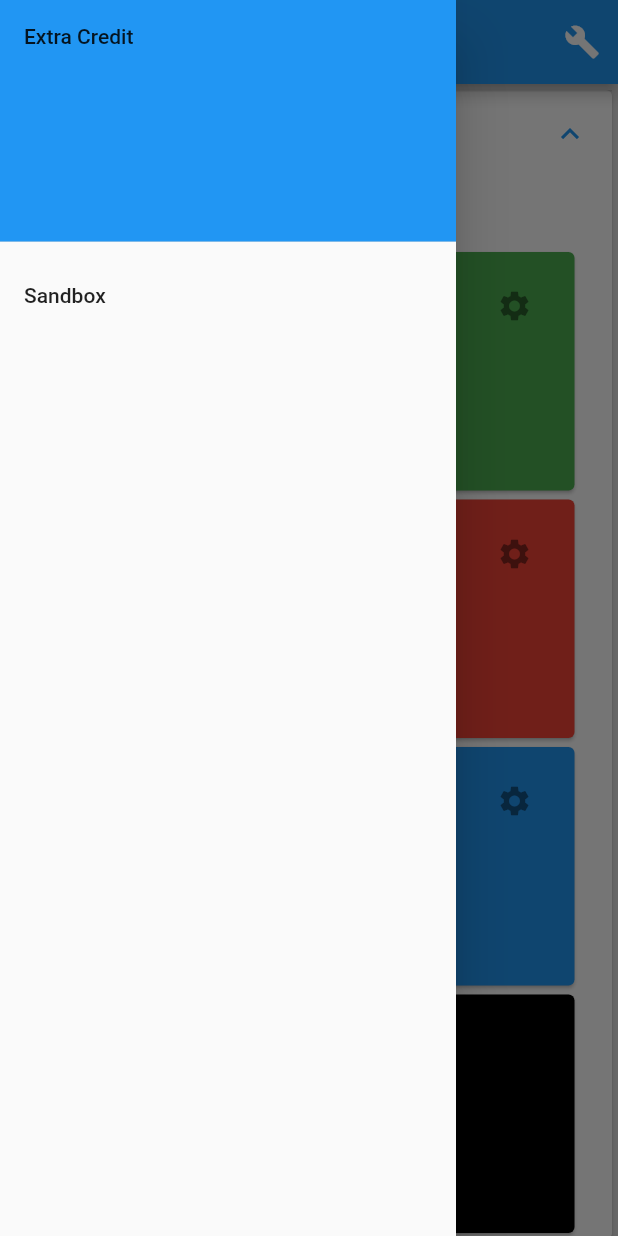
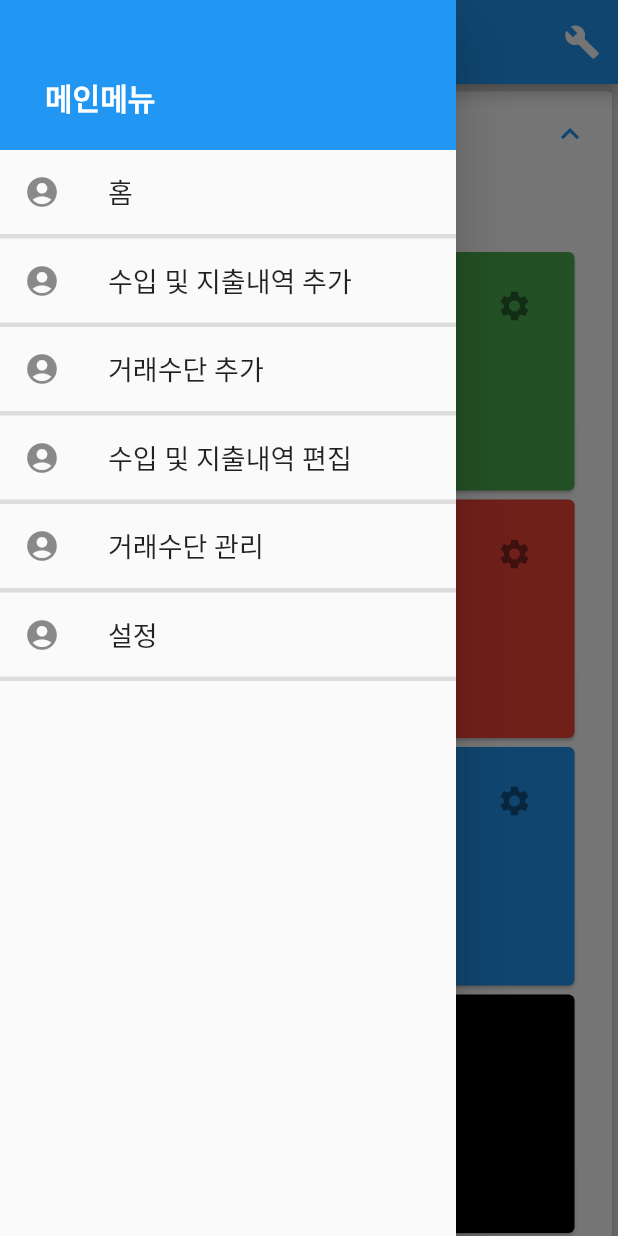
Before and after one commit to kjunha/unnamed-flutter-project, a Flutter app: the screen it shows after launch, with the side drawer open, on a phone screen of 412 x 824 dp. Run offline on Flutter 3.47's test engine with Material 2 defaults, Android fonts, the phone set to English and light mode, and no system bars; our stand-ins replace flutter_chips_input, flutter_form_builder, grouped_list, material_segmented_control.

Commit message:
add app drawer

```diff
--- a/lib/drawer_common.dart
+++ b/lib/drawer_common.dart
@@ -6,18 +6,61 @@ Drawer loadDrawer(BuildContext context) {
       // Important: Remove any padding from the ListView.
       padding: EdgeInsets.zero,
       children: <Widget>[
-        DrawerHeader(
-          child: Text('Extra Credit'),
-          decoration: BoxDecoration(
-            color: Colors.blue,
-          ),
+        Container(width: double.infinity, height: 100, color: Colors.blue, padding: EdgeInsets.fromLTRB(30, 50, 0, 0),
+        child: Text('메인메뉴', style: TextStyle(fontSize: 20, fontWeight: FontWeight.bold, color: Colors.white),),),
+        ListTile(
+          title: Text('홈', style: TextStyle(fontSize: 18),),
+          leading: Icon(Icons.account_circle),
+          onTap: () {
+            Navigator.popUntil(context, (route) => route.isFirst);
+            if(Navigator.canPop(context)) {
+              Navigator.pop(context);
+            }
+          },
         ),
+        Divider(thickness: 3,height: 3,),
         ListTile(
-          title: Text('Sandbox'),
+          title: Text('수입 및 지출내역 추가', style: TextStyle(fontSize: 18),),
+          leading: Icon(Icons.account_circle),
+          onTap: () {
+            Navigator.pushNamed(context, '/add');
+          },
+        ),
+        Divider(thickness: 3,height: 3,),
+        ListTile(
+          title: Text('거래수단 추가', style: TextStyle(fontSize: 18),),
+          leading: Icon(Icons.account_circle),
+          onTap: () {
+            Navigator.pushNamed(context, '/new');
+          },
+        ),
+        Divider(thickness: 3,height: 3,),
+        ListTile(
+          title: Text('수입 및 지출내역 편집', style: TextStyle(fontSize: 18),),
+          leading: Icon(Icons.account_circle),
+          onTap: () {
+            //Navigator.pushNamed(context, '/edit');
+          },
+        ),
+        Divider(thickness: 3,height: 3,),
+        ListTile(
+          title: Text('거래수단 관리', style: TextStyle(fontSize: 18),),
+          leading: Icon(Icons.account_circle),
+          onTap: () {
+            //Navigator.pushNamed(context, '/manage');
+          },
+        ),
+        Divider(thickness: 3,height: 3,),
+        ListTile(
+          title: Text('설정', style: TextStyle(fontSize: 18),),
+          leading: Icon(Icons.account_circle),
           onTap: () {
             Navigator.pushNamed(context, '/sand');
           },
         ),
+        Divider(thickness: 3,height: 3,),
+
+
       ],
     ),
   );
--- a/lib/main.dart
+++ b/lib/main.dart
@@ -239,6 +239,7 @@ class _SandboxState extends State<Sandbox> {
     return MaterialApp(
       home: Scaffold(
         appBar: AppBar(title: Text('Sandbox'), backgroundColor: Colors.orange,),
+        drawer: loadDrawer(context),
         body:Column(
           children: [
             Text('hi')
--- a/pubspec.yaml
+++ b/pubspec.yaml
@@ -30,7 +30,6 @@ dependencies:
   material_segmented_control: ^2.1.0
   #flutter_chips_input: ^1.9.0-dev.1
   flutter_form_builder: ^3.10.1
-  #flutter_form_builder: ^4.0.0-alpha.2
 
 
 
```
